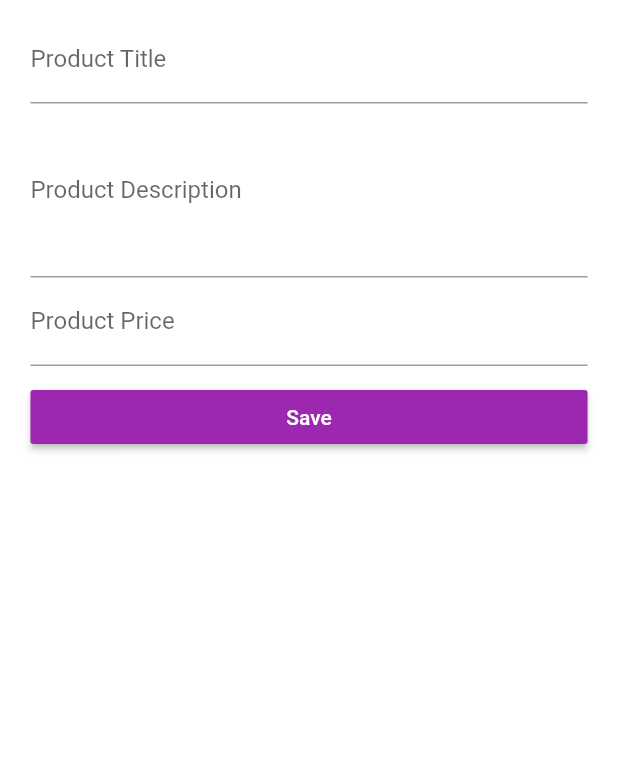
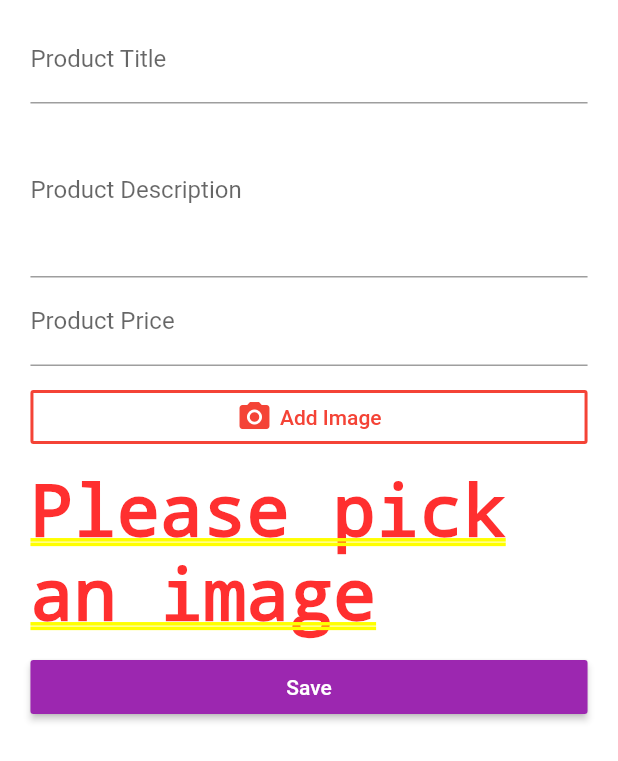
Before and after one commit to ahamouda88/flutter-course, a Flutter app: the ProductEditPage screen opened directly, on a phone screen of 412 x 824 dp. Shown: the top 761 px of the screen. Run offline on Flutter 3.47's test engine with Material 2 defaults, Android fonts, the phone set to English and light mode, and no system bars; our stand-ins replace image_picker; accounts and stored records are empty.

Commit message:
Add Image Input and Picker

```diff
--- a/lib/pages/product_edit.dart
+++ b/lib/pages/product_edit.dart
@@ -3,6 +3,7 @@ import 'package:scoped_model/scoped_model.dart';
 
 import '../models/product.dart';
 import '../scoped_models/main_model.dart';
+import '../widgets/form_inputs/image_input.dart';
 
 class ProductEditPage extends StatefulWidget {
   @override
@@ -155,6 +156,8 @@ class _ProductEditPageState extends State<ProductEditPage> {
               _buildDescriptionTextField(product),
               _buildPriceTextField(product),
               SizedBox(height: 10.0),
+              ImageInput(),
+              SizedBox(height: 10.0),
               _buildSubmitButton(model),
 //          GestureDetector(
 //            onTap: _saveProduct,
--- /dev/null
+++ b/lib/widgets/form_inputs/image_input.dart
@@ -0,0 +1,103 @@
+import 'dart:io';
+
+import 'package:flutter/material.dart';
+import 'package:image_picker/image_picker.dart';
+
+class ImageInput extends StatefulWidget {
+  @override
+  State<StatefulWidget> createState() {
+    return _ImageInputState();
+  }
+}
+
+class _ImageInputState extends State<ImageInput> {
+  File _imageFile;
+
+  void _getImage(ImageSource source) {
+    ImagePicker.pickImage(maxWidth: 400.0, source: source).then((File image) {
+      setState(() {
+        _imageFile = image;
+      });
+      Navigator.pop(context);
+    });
+  }
+
+  void _openImagePicker() {
+    final Color mainColor = Theme.of(context).primaryColor;
+    showModalBottomSheet(
+        context: context,
+        builder: (BuildContext context) {
+          return Container(
+            height: 150.0,
+            padding: EdgeInsets.all(10.0),
+            child: Column(
+              children: <Widget>[
+                Text('Pick an Image',
+                    style: TextStyle(fontWeight: FontWeight.bold)),
+                SizedBox(height: 5.0),
+                FlatButton(
+                  onPressed: () {
+                    _getImage(ImageSource.camera);
+                  },
+                  child: Row(
+                    mainAxisAlignment: MainAxisAlignment.center,
+                    children: <Widget>[
+                      Icon(Icons.camera_rear, color: mainColor),
+                      SizedBox(width: 5.0),
+                      Text('Use Camera', style: TextStyle(color: mainColor))
+                    ],
+                  ),
+                ),
+                FlatButton(
+                  onPressed: () {
+                    _getImage(ImageSource.gallery);
+                  },
+                  child: Row(
+                    mainAxisAlignment: MainAxisAlignment.center,
+                    children: <Widget>[
+                      Icon(Icons.image, color: mainColor),
+                      SizedBox(width: 5.0),
+                      Text('Use Gallery', style: TextStyle(color: mainColor))
+                    ],
+                  ),
+                )
+              ],
+            ),
+          );
+        });
+  }
+
+  @override
+  Widget build(BuildContext context) {
+    final Color mainColor = Theme.of(context).primaryColor;
+    return Column(
+      children: <Widget>[
+        OutlineButton(
+          onPressed: _openImagePicker,
+          borderSide: BorderSide(color: mainColor, width: 2.0),
+          child: Row(
+            mainAxisAlignment: MainAxisAlignment.center,
+            children: <Widget>[
+              Icon(Icons.camera_alt, color: mainColor),
+              SizedBox(width: 5.0),
+              Text('Add Image', style: TextStyle(color: mainColor)),
+            ],
+          ),
+        ),
+        SizedBox(
+          height: 10.0,
+        ),
+        _imageFile == null
+            ? Text('Please pick an image')
+            : Image.file(
+                _imageFile,
+                fit: BoxFit.cover,
+                height: 300.0,
+                /* The device width */
+                width: MediaQuery.of(context).size.width,
+                alignment: Alignment.topCenter,
+              )
+      ],
+    );
+  }
+}
--- a/pubspec.yaml
+++ b/pubspec.yaml
@@ -25,6 +25,7 @@ dependencies:
   cupertino_icons: ^0.1.2
   scoped_model: ^1.0.1
   http: ^0.12.0+2
+  image_picker: ^0.5.3+2
 
 dev_dependencies:
   flutter_test:
```
Also changed, not shown: pubspec.lock, 4 other files.
